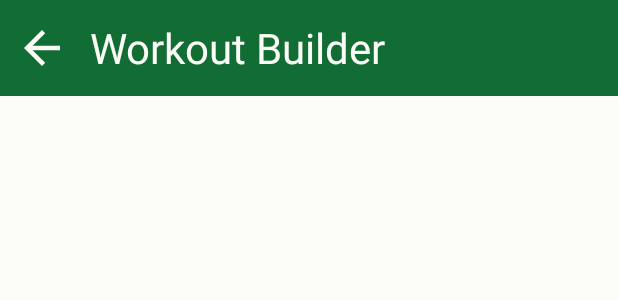
After one commit to Eden-Spicer/UniGymApp, an Android app: the layout fragment_workout_builder.xml on its own in the app's theme, with its tools: preview values and no code run, on a phone screen of 412 x 824 dp. The commit adds this screen. Shown: the top 300 px of the screen. Run offline under Robolectric (Android 15) with nearby library versions, the phone set to English and light mode, and no system bars.

Commit message:
Minor changes

```diff
--- a/app/build.gradle
+++ b/app/build.gradle
@@ -33,6 +33,8 @@ dependencies {
     implementation 'androidx.appcompat:appcompat:1.6.1'
     implementation 'com.google.android.material:material:1.8.0'
     implementation 'androidx.constraintlayout:constraintlayout:2.1.4'
+    implementation 'androidx.navigation:navigation-fragment:2.3.5'
+    implementation 'androidx.navigation:navigation-ui:2.3.5'
 
     //Weather Location
     implementation 'com.google.android.gms:play-services-location:18.0.0'
--- /dev/null
+++ b/app/src/main/res/drawable/backarrowbig.xml
@@ -0,0 +1,11 @@
+<vector xmlns:android="http://schemas.android.com/apk/res/android"
+    android:width="36dp"
+    android:height="36dp"
+    android:viewportWidth="36"
+    android:viewportHeight="36"
+    android:tint="?attr/colorControlNormal"
+    android:autoMirrored="true">
+  <path
+      android:fillColor="@android:color/white"
+      android:pathData="M30,16.5H11.74l8.38,-8.38L18,6 6,18l12,12 2.12,-2.12 -8.38,-8.38H30v-3z"/>
+</vector>
--- a/app/src/main/res/layout/activity_steps.xml
+++ b/app/src/main/res/layout/activity_steps.xml
@@ -24,7 +24,7 @@
             app:subtitleTextColor="?attr/colorSecondaryContainer"
             app:title="FlexyFrog"
             app:titleTextAppearance="?attr/textAppearanceHeadlineMedium"
-            app:titleTextColor="?attr/colorSurface" />
+            app:titleTextColor="?attr/colorSurface"/>
 
     </com.google.android.material.appbar.AppBarLayout>
 
@@ -82,6 +82,7 @@
     <com.google.android.material.card.MaterialCardView
         android:id="@+id/weatherCard"
         style="?attr/materialCardViewOutlinedStyle"
+        app:cardElevation="8dp"
         android:layout_width="match_parent"
         android:layout_height="160dp"
         android:layout_marginTop="10dp"
--- /dev/null
+++ b/app/src/main/res/layout/fragment_workout_builder.xml
@@ -0,0 +1,30 @@
+<?xml version="1.0" encoding="utf-8"?>
+<androidx.constraintlayout.widget.ConstraintLayout xmlns:android="http://schemas.android.com/apk/res/android"
+    xmlns:app="http://schemas.android.com/apk/res-auto"
+    xmlns:tools="http://schemas.android.com/tools"
+    android:layout_width="match_parent"
+    android:layout_height="match_parent"
+    tools:context=".WorkoutBuilder"
+    android:orientation="vertical">
+
+    <com.google.android.material.appbar.AppBarLayout
+        android:id="@+id/topAppBarLayout"
+        android:layout_width="match_parent"
+        android:layout_height="wrap_content"
+        app:layout_constraintTop_toTopOf="parent"
+        android:fitsSystemWindows="true">
+
+        <com.google.android.material.appbar.MaterialToolbar
+            android:id="@+id/topAppBar"
+            android:layout_width="match_parent"
+            android:layout_height="?attr/actionBarSize"
+            android:background="?attr/colorPrimary"
+            app:title="Workout Builder"
+            app:titleTextAppearance="?attr/textAppearanceHeadlineMedium"
+            app:titleTextColor="?attr/colorSurface"
+            app:navigationIcon="@drawable/backarrowbig"
+            app:navigationIconTint="?attr/colorSurface"/>
+
+    </com.google.android.material.appbar.AppBarLayout>
+
+</androidx.constraintlayout.widget.ConstraintLayout>
--- a/app/src/main/res/values/strings.xml
+++ b/app/src/main/res/values/strings.xml
@@ -9,4 +9,6 @@
     <string name="sun_card">Sunday</string>
     <string name="weather_card">Weather</string>
     <string name="weather_card_text">Could not read weather</string>
+    <!-- TODO: Remove or change this placeholder text -->
+    <string name="hello_blank_fragment">Hello blank fragment</string>
 </resources>
```
Also changed, not shown: app/src/main/java/com/example/gymapp/MainActivity.java (+11 -7 lines), app/src/main/java/com/example/gymapp/WorkoutBuilder.java (added, +64 -0 lines), app/src/main/res/drawable/backarrow.xml (added, +11 -0 lines).
